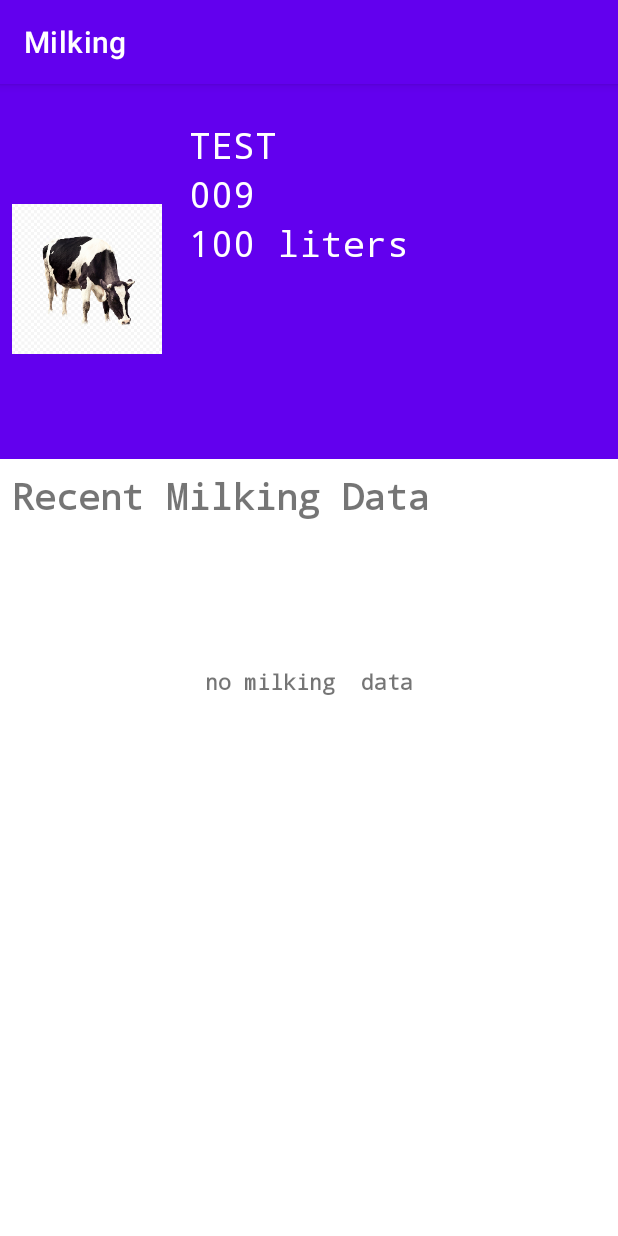
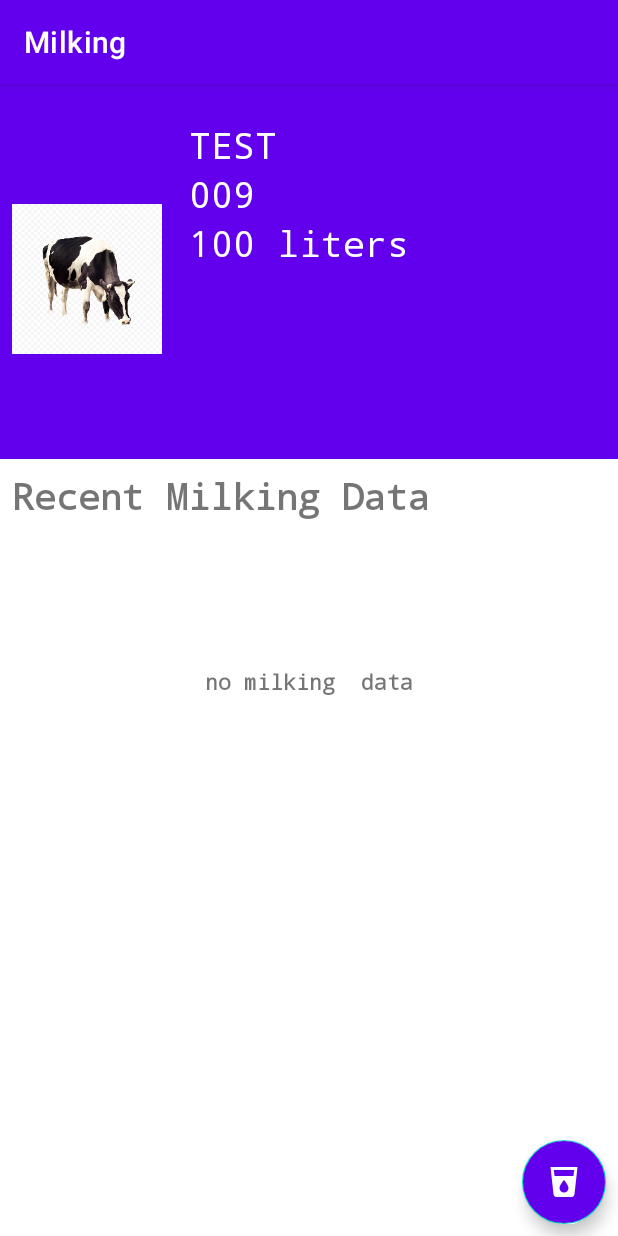
Before and after one commit to brianwangocho/record-app, an Android app: the CowDetails screen opened directly, with no data from a screen before it, on a phone screen of 412 x 824 dp. Run offline under Robolectric (Android 15) with nearby library versions, the phone set to English and light mode, and no system bars; 1 statement that could not run was skipped.

Commit message:
cow details ui still work  in progress,fix date time format  to submit data'

```diff
--- a/app/build.gradle
+++ b/app/build.gradle
@@ -43,6 +43,9 @@ dependencies {
     implementation 'androidx.appcompat:appcompat:1.2.0'
     implementation 'com.google.android.material:material:1.4.0'
     implementation 'androidx.constraintlayout:constraintlayout:2.1.0'
+
+    //noinspection GradleCompatible,GradleCompatible
+    implementation 'com.android.support:design:26.1.0'
     // LiveData
    // implementation("androidx.lifecycle:lifecycle-livedata-ktx:2.5.0-alpha04")
     // Lifecycles only (without ViewModel or LiveData)
--- a/app/src/main/java/com/example/milking/api/Remote.kt
+++ b/app/src/main/java/com/example/milking/api/Remote.kt
@@ -2,6 +2,7 @@ package com.example.milking.api
 
 import com.example.milking.models.Cow
 import com.example.milking.models.CowResponse
+import com.example.milking.models.MilkingData
 
 import retrofit2.Call
 import retrofit2.Response
@@ -22,4 +23,8 @@ interface Remote {
     @POST("cow/add_cow")
     @Headers("Accept:application/json","Content-Type:application/json")
     fun addCow(@Body params :Cow): Call<CowResponse>
+
+    @POST("milking_data/add_milking_data")
+    @Headers("Accept:application/json","Content-Type:application/json")
+    fun addMilkData(@Body params :MilkingData): Call<CowResponse>
 }
--- a/app/src/main/java/com/example/milking/api/RetrofitInstance.kt
+++ b/app/src/main/java/com/example/milking/api/RetrofitInstance.kt
@@ -9,7 +9,7 @@ object RetrofitInstance {
 
     private val retrofit by lazy{
         Retrofit.Builder()
-            .baseUrl(LOCAL_URL)
+            .baseUrl(BASE_URL)
             .addConverterFactory(GsonConverterFactory.create())
             .build()
     }
--- a/app/src/main/java/com/example/milking/models/MilkingData.kt
+++ b/app/src/main/java/com/example/milking/models/MilkingData.kt
@@ -1,5 +1,6 @@
 package com.example.milking.models
 
+import java.time.LocalDate
 import java.util.*
 
 data class MilkingData (
@@ -7,5 +8,5 @@ data class MilkingData (
 val  id : Int,
 val cowId:Int,
 val amount:Float,
-val createdOn:Date
+val createdOn: LocalDate
     )
--- a/app/src/main/java/com/example/milking/repository/CowRepository.kt
+++ b/app/src/main/java/com/example/milking/repository/CowRepository.kt
@@ -3,6 +3,7 @@ package com.example.milking.repository
 import com.example.milking.api.RetrofitInstance
 import com.example.milking.models.Cow
 import com.example.milking.models.CowResponse
+import com.example.milking.models.MilkingData
 
 import retrofit2.Call
 import retrofit2.Response
@@ -17,4 +18,7 @@ class CowRepository {
    fun addCow(cow: Cow): Call<CowResponse> {
        return RetrofitInstance.api.addCow(cow)
    }
+    fun addMilkSessionData(md:MilkingData):Call<CowResponse>{
+        return RetrofitInstance.api.addMilkData(md)
+    }
 }
--- a/app/src/main/res/layout/activity_cow_details.xml
+++ b/app/src/main/res/layout/activity_cow_details.xml
@@ -1,11 +1,21 @@
 <?xml version="1.0" encoding="utf-8"?>
-<RelativeLayout xmlns:android="http://schemas.android.com/apk/res/android"
+<androidx.constraintlayout.widget.ConstraintLayout xmlns:android="http://schemas.android.com/apk/res/android"
     xmlns:app="http://schemas.android.com/apk/res-auto"
     xmlns:tools="http://schemas.android.com/tools"
     android:layout_width="match_parent"
     android:layout_height="match_parent"
+
     tools:context=".CowDetails">
 
+    <androidx.coordinatorlayout.widget.CoordinatorLayout
+        android:layout_width="match_parent"
+        android:layout_height="0dp"
+        app:layout_constraintTop_toTopOf="parent"
+
+        tools:context=".CowDetails">
+        <RelativeLayout
+            android:layout_width="match_parent"
+            android:layout_height="match_parent">
             <!--  PROFILE CARD  -->
 
             <RelativeLayout
@@ -96,46 +106,44 @@
                     android:layout_width="wrap_content"
                     android:layout_height="wrap_content"
                     android:layout_centerInParent="true"
+                    android:fontFamily="monospace"
                     android:text="no milking  data"
                     android:textSize="14sp"
-            android:textStyle="bold"
-            android:fontFamily="monospace"
-            />
+                    android:textStyle="bold" />
 
             </RelativeLayout>
 
-
-
-
-
-
-
-
-
-
-
-
-
-
-
-
-
-
-
-
-
-
-
-
-
-
-
-
-
-
-
+            <com.google.android.material.floatingactionbutton.FloatingActionButton
+                android:id="@+id/floatingActionButton2"
+                android:layout_width="wrap_content"
+                android:layout_height="wrap_content"
+                android:layout_alignParentRight="true"
+                android:layout_alignParentBottom="true"
+                android:layout_marginStart="8dp"
+                android:layout_marginEnd="8dp"
+                android:layout_marginBottom="8dp"
+                android:backgroundTint="@color/purple_500"
+                android:clickable="true"
+                app:tint="@android:color/white"
+                app:fabSize="normal"
+                app:srcCompat="@drawable/local_drink_24" />
 
 
 
 
         </RelativeLayout>
+        <include
+            android:id="@+id/bottom_sheet_parent"
+            layout="@layout/milking_data_bottomsheet"
+            android:visibility="invisible"
+            app:layout_behavior="com.google.android.material.bottomsheet.BottomSheetBehavior">
+
+        </include>
+
+
+
+    </androidx.coordinatorlayout.widget.CoordinatorLayout>
+
+
+
+</androidx.constraintlayout.widget.ConstraintLayout>
--- a/app/src/main/res/layout/fragment_cows.xml
+++ b/app/src/main/res/layout/fragment_cows.xml
@@ -4,6 +4,7 @@
     xmlns:app="http://schemas.android.com/apk/res-auto"
     xmlns:tools="http://schemas.android.com/tools"
     android:layout_width="match_parent"
+    android:id="@+id/content"
     android:layout_height="match_parent"
     android:layout_margin="8dp"
     tools:context=".CowsFragment">
@@ -32,6 +33,7 @@
 
             app:backgroundTint="#fff"
             app:elevation="6dp"
+            app:tint="@android:color/white"
             app:fabSize="normal" />
     </RelativeLayout>
     <include layout="@layout/cow_bottom_sheet_form"
```
Also changed, not shown: app/src/main/java/com/example/milking/CowDetails.kt (+107 -0 lines), app/src/main/java/com/example/milking/CowsFragment.kt (+20 -3 lines), app/src/main/java/com/example/milking/util/CowAdapter.kt (+6 -1 lines), app/src/main/java/com/example/milking/viewmodels/CowViewModel.kt (+28 -0 lines), app/src/main/res/layout/cow_bottom_sheet_form.xml (+8 -4 lines), app/src/main/res/layout/cow_list.xml (+10 -0 lines), app/src/main/res/layout/milking_data_bottomsheet.xml (added, +98 -0 lines). Lines whose indentation alone changed are shown as unchanged.
